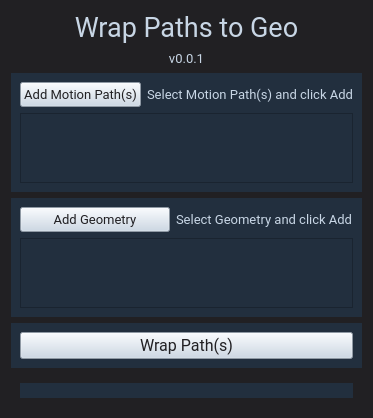
Before: the Qt Designer form wrap_motion_path.ui in graescale/wrapMotionPath, drawn with Qt 5.
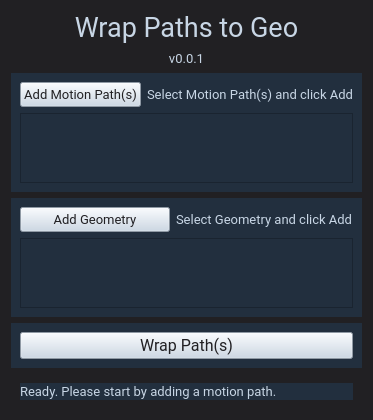
After: the same form once the commit is applied.

Commit message: EDIT Status label

What changed in the file:
```diff
--- a/wrap_motion_path.ui
+++ b/wrap_motion_path.ui
@@ -197,7 +197,7 @@
            <string notr="true">background-color: rgb(34, 47, 62);</string>
           </property>
           <property name="text">
-           <string/>
+           <string>Ready. Please start by adding a motion path.</string>
           </property>
          </widget>
         </item>
```
